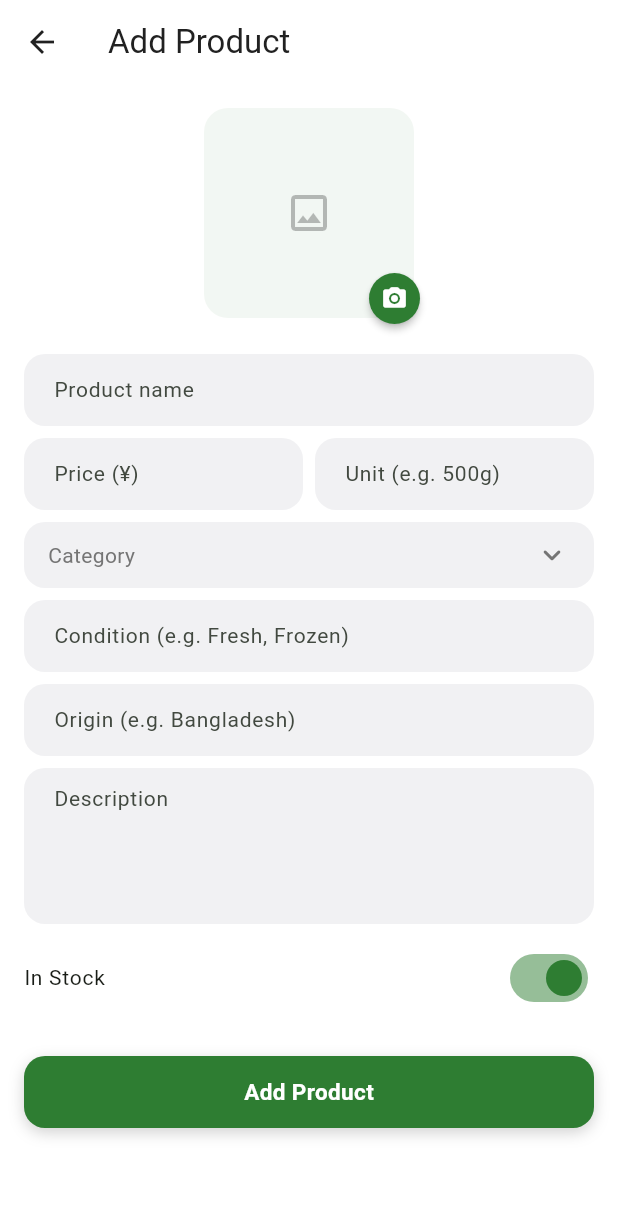
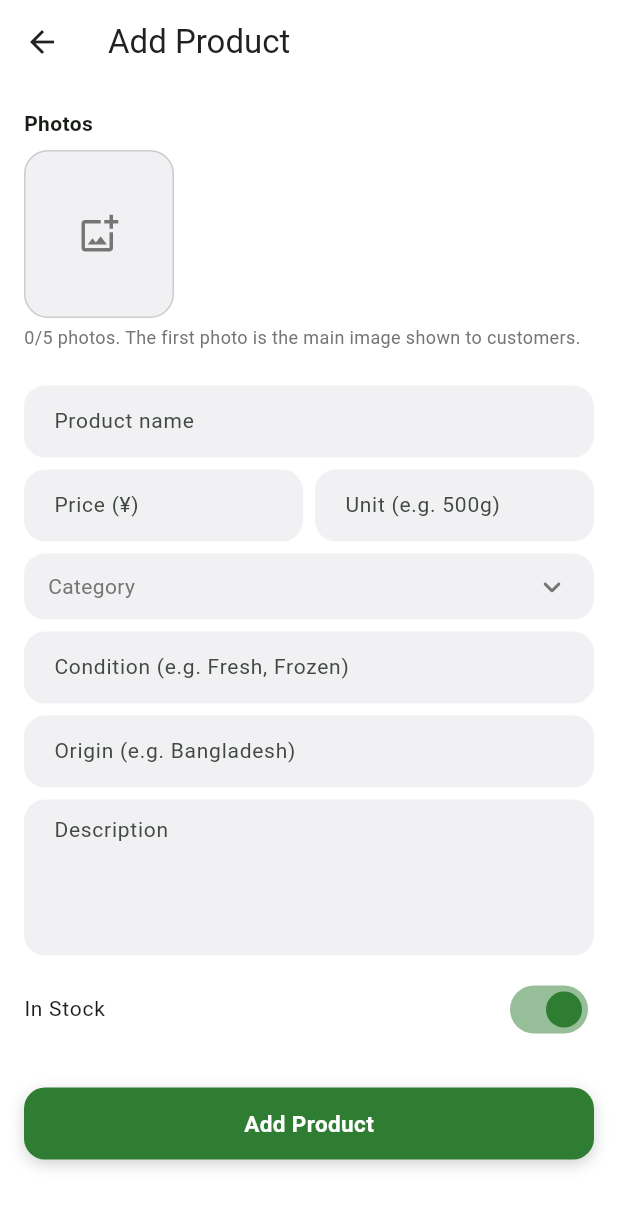
Before and after one commit to sazzad1620/everyday-wholesale, a Flutter app: the _ProductFormView screen opened directly, on a phone screen of 412 x 824 dp. Shown: the top 1208 px of the screen. Run offline on Flutter 3.47's test engine with Material 3 defaults, Android fonts, the phone set to English and light mode, and no system bars; our stand-ins replace cloud_firestore, cloud_functions, easy_localization, equatable, firebase_auth, firebase_core and 9 more; missing offline and left inert: flutter_stripe; accounts and stored records are empty.

Commit message:
feat: multiple image for each product

```diff
--- a/assets/translations/en.json
+++ b/assets/translations/en.json
@@ -252,6 +252,9 @@
     "categories_empty_message": "Tap \"Add Category\" to create the first one.",
     "add_product": "Add Product",
     "edit_product": "Edit Product",
+    "product_photos_label": "Photos",
+    "product_photos_hint": "{count}/{max} photos. The first photo is the main image shown to customers.",
+    "product_photo_main_badge": "Main",
     "product_name_hint": "Product name",
     "error_product_name_required": "Please enter a product name.",
     "product_price_hint": "Price (¥)",
--- a/lib/features/admin/presentation/pages/categories/admin_category_form_page.dart
+++ b/lib/features/admin/presentation/pages/categories/admin_category_form_page.dart
@@ -18,7 +18,7 @@ import '../../../../product/domain/usecases/upload_product_image_usecase.dart';
 import '../../bloc/categories/category_form_bloc.dart';
 import '../../bloc/categories/category_form_event.dart';
 import '../../bloc/categories/category_form_state.dart';
-import '../../widgets/product_image_picker.dart';
+import '../../widgets/single_image_picker.dart';
 
 /// Add/edit form for a single category — pushed full-screen (root
 /// navigator) rather than a dialog, since the variable-length subcategory
@@ -183,7 +183,7 @@ class _CategoryFormViewState extends State<_CategoryFormView> {
             child: ListView(
               padding: const EdgeInsets.all(AppSpacing.md),
               children: [
-                ProductImagePicker(
+                SingleImagePicker(
                   imageUrl: _imageUrl,
                   isUploading: _isUploadingImage,
                   onTap: () => _pickAndUpload(
@@ -217,7 +217,7 @@ class _CategoryFormViewState extends State<_CategoryFormView> {
                     child: Row(
                       crossAxisAlignment: CrossAxisAlignment.center,
                       children: [
-                        ProductImagePicker(
+                        SingleImagePicker(
                           size: 56,
                           imageUrl: _subcategories[i].imageUrl,
                           isUploading: _subcategories[i].isUploading,
--- a/lib/features/admin/presentation/widgets/product_image_picker.dart
+++ b/lib/features/admin/presentation/widgets/product_image_picker.dart
@@ -1,58 +1,117 @@
+import 'package:easy_localization/easy_localization.dart';
 import 'package:flutter/material.dart';
 
-import '../../../../../shared/theme/app_colors.dart';
-import '../../../../../shared/widgets/product_image.dart';
+import '../../../../shared/theme/app_colors.dart';
+import '../../../../shared/theme/app_spacing.dart';
+import '../../../../shared/theme/app_text_styles.dart';
+import '../../../../shared/widgets/product_image.dart';
+import '../../../product/domain/entities/product_entity.dart';
 
-/// Preview + camera-badge affordance for the product form's photo field.
+/// Row of photo thumbnails + an add tile for the product form's photo field.
 /// Purely presentational — picking/uploading is driven by the form page
 /// (mirrors how it already owns category/subcategory local state), so this
-/// just renders whatever [imageUrl]/[isUploading] it's handed and reports
-/// taps back via [onTap].
+/// just renders whatever [images]/[isUploading] it's handed and reports an
+/// add tap via [onAdd] and a per-thumbnail removal via [onRemove]. The first
+/// image is the product's primary photo — shown everywhere else in the app
+/// (cards, search, order history) — so it's flagged "Main" here.
 class ProductImagePicker extends StatelessWidget {
   const ProductImagePicker({
     super.key,
-    required this.imageUrl,
+    required this.images,
     required this.isUploading,
-    required this.onTap,
-    this.size = 140,
+    required this.onAdd,
+    required this.onRemove,
+    this.size = 100,
   });
 
-  final String? imageUrl;
+  final List<String> images;
   final bool isUploading;
-  final VoidCallback onTap;
+  final VoidCallback onAdd;
+  final ValueChanged<int> onRemove;
   final double size;
 
   @override
   Widget build(BuildContext context) {
-    return Center(
+    final canAddMore = images.length < ProductEntity.maxImages;
+
+    return Column(
+      crossAxisAlignment: CrossAxisAlignment.start,
+      children: [
+        Text('admin.product_photos_label'.tr(), style: AppTextStyles.body.copyWith(fontWeight: FontWeight.w600)),
+        const SizedBox(height: AppSpacing.sm),
+        SizedBox(
+          height: size + 12,
+          child: ListView(
+            scrollDirection: Axis.horizontal,
+            children: [
+              for (var i = 0; i < images.length; i++)
+                Padding(
+                  padding: const EdgeInsets.only(right: AppSpacing.sm),
+                  child: _ImageSlot(url: images[i], size: size, isMain: i == 0, onRemove: () => onRemove(i)),
+                ),
+              if (canAddMore) _AddSlot(size: size, isUploading: isUploading, onTap: isUploading ? null : onAdd),
+            ],
+          ),
+        ),
+        const SizedBox(height: 4),
+        Text(
+          'admin.product_photos_hint'.tr(
+            namedArgs: {'count': '${images.length}', 'max': '${ProductEntity.maxImages}'},
+          ),
+          style: AppTextStyles.caption.copyWith(color: AppColors.textSecondary),
+        ),
+      ],
+    );
+  }
+}
+
+class _ImageSlot extends StatelessWidget {
+  const _ImageSlot({required this.url, required this.size, required this.isMain, required this.onRemove});
+
+  final String url;
+  final double size;
+  final bool isMain;
+  final VoidCallback onRemove;
+
+  @override
+  Widget build(BuildContext context) {
+    return SizedBox(
+      width: size,
+      height: size,
       child: Stack(
         clipBehavior: Clip.none,
         children: [
-          Container(
-            width: size,
-            height: size,
-            decoration: BoxDecoration(borderRadius: BorderRadius.circular(16)),
-            clipBehavior: Clip.antiAlias,
-            child: isUploading
-                ? const ColoredBox(
-                    color: AppColors.inputFill,
-                    child: Center(child: CircularProgressIndicator()),
-                  )
-                : ProductImage(imageUrl: imageUrl),
+          Positioned.fill(
+            child: ClipRRect(borderRadius: BorderRadius.circular(16), child: ProductImage(imageUrl: url)),
           ),
+          if (isMain)
+            Positioned(
+              left: 6,
+              bottom: 6,
+              child: Container(
+                padding: const EdgeInsets.symmetric(horizontal: 6, vertical: 2),
+                decoration: BoxDecoration(
+                  color: AppColors.primary,
+                  borderRadius: BorderRadius.circular(6),
+                ),
+                child: Text(
+                  'admin.product_photo_main_badge'.tr(),
+                  style: AppTextStyles.caption.copyWith(color: Colors.white, fontSize: 10, fontWeight: FontWeight.w600),
+                ),
+              ),
+            ),
           Positioned(
             right: -4,
-            bottom: -4,
+            top: -4,
             child: Material(
-              color: AppColors.primary,
+              color: Colors.black.withValues(alpha: 0.6),
               shape: const CircleBorder(),
-              elevation: 2,
               child: InkWell(
                 customBorder: const CircleBorder(),
-                onTap: isUploading ? null : onTap,
+                onTap: onRemove,
                 child: const Padding(
-                  padding: EdgeInsets.all(8),
-                  child: Icon(Icons.camera_alt_rounded, color: Colors.white, size: 18),
+                  padding: EdgeInsets.all(4),
+                  child: Icon(Icons.close_rounded, color: Colors.white, size: 14),
                 ),
               ),
             ),
@@ -62,3 +121,34 @@ class ProductImagePicker extends StatelessWidget {
     );
   }
 }
+
+class _AddSlot extends StatelessWidget {
+  const _AddSlot({required this.size, required this.isUploading, required this.onTap});
+
+  final double size;
+  final bool isUploading;
+  final VoidCallback? onTap;
+
+  @override
+  Widget build(BuildContext context) {
+    return Material(
+      color: AppColors.inputFill,
+      borderRadius: BorderRadius.circular(16),
+      child: InkWell(
+        borderRadius: BorderRadius.circular(16),
+        onTap: onTap,
+        child: Container(
+          width: size,
+          height: size,
+          decoration: BoxDecoration(
+            borderRadius: BorderRadius.circular(16),
+            border: Border.all(color: AppColors.textSecondary.withValues(alpha: 0.3)),
+          ),
+          child: isUploading
+              ? const Center(child: CircularProgressIndicator())
+              : Icon(Icons.add_photo_alternate_outlined, color: AppColors.textSecondary, size: 28),
+        ),
+      ),
+    );
+  }
+}
--- a/lib/features/product/data/repositories/admin_product_repository_impl.dart
+++ b/lib/features/product/data/repositories/admin_product_repository_impl.dart
@@ -74,7 +74,7 @@ class AdminProductRepositoryImpl implements AdminProductRepository {
     condition: product.condition,
     origin: product.origin,
     subcategoryId: product.subcategoryId,
-    imageUrl: product.imageUrl,
+    images: product.images,
     inStock: product.inStock,
     ratingSum: product.ratingSum,
     reviewCount: product.reviewCount,
--- a/lib/features/product/domain/entities/product_entity.dart
+++ b/lib/features/product/domain/entities/product_entity.dart
@@ -12,11 +12,15 @@ class ProductEntity extends Equatable {
     required this.condition,
     required this.origin,
     this.subcategoryId,
-    this.imageUrl,
+    this.images = const [],
     this.inStock = true,
     this.ratingSum = 0,
     this.reviewCount = 0,
   });
+
+  /// Admin upload cap — kept here so the form and its picker widget share a
+  /// single source of truth instead of each hardcoding "5".
+  static const int maxImages = 5;
 
   final String id;
   final String name;
@@ -41,9 +45,14 @@ class ProductEntity extends Equatable {
   /// not yet assigned to one of their category's subcategories.
   final String? subcategoryId;
 
-  /// Set by the admin when they upload a product photo. Null until then —
-  /// presentation falls back to a generic placeholder.
-  final String? imageUrl;
+  /// Photos uploaded by the admin, in display order (up to [maxImages]).
+  /// Empty until the admin uploads at least one — presentation falls back
+  /// to a generic placeholder.
+  final List<String> images;
+
+  /// The primary photo — the first of [images] — for call sites that only
+  /// ever show one image (product cards, search results, order snapshots).
+  String? get imageUrl => images.isEmpty ? null : images.first;
 
   final bool inStock;
 
@@ -74,7 +83,7 @@ class ProductEntity extends Equatable {
     condition,
     origin,
     subcategoryId,
-    imageUrl,
+    images,
     inStock,
     ratingSum,
     reviewCount,
--- a/lib/features/product/presentation/widgets/product_detail_content.dart
+++ b/lib/features/product/presentation/widgets/product_detail_content.dart
@@ -9,7 +9,6 @@ import '../../../../shared/theme/app_spacing.dart';
 import '../../../../shared/theme/app_text_styles.dart';
 import '../../../../shared/utils/toast.dart';
 import '../../../../shared/widgets/buttons/primary_button.dart';
-import '../../../../shared/widgets/product_image.dart';
 import '../../../../shared/widgets/quantity_stepper.dart';
 import '../../../../shared/widgets/star_rating.dart';
 import '../../../../shared/widgets/dialogs/sign_in_dialog.dart';
@@ -22,6 +21,7 @@ import '../../../wishlist/presentation/bloc/wishlist_event.dart';
 import '../../../wishlist/presentation/bloc/wishlist_state.dart';
 import '../../domain/entities/product_entity.dart';
 import 'product_detail_tabs.dart';
+import 'product_image_gallery.dart';
 import 'product_highlight_boxes.dart';
 import 'product_info_row.dart';
 
@@ -73,13 +73,7 @@ class _ProductDetailContentState extends State<ProductDetailContent> {
   Widget build(BuildContext context) {
     final product = widget.product;
 
-    final image = ClipRRect(
-      borderRadius: BorderRadius.circular(16),
-      child: AspectRatio(
-        aspectRatio: 1,
-        child: ProductImage(imageUrl: product.imageUrl),
-      ),
-    );
+    final image = ProductImageGallery(images: product.images);
 
     final infoBlock = _ProductInfoBlock(
       product: product,
```
Also changed, not shown: lib/features/admin/presentation/pages/products/admin_product_form_page.dart (+23 -12 lines), lib/features/admin/presentation/widgets/single_image_picker.dart (added, +65 -0 lines), lib/features/product/data/models/product_model.dart (+13 -3 lines), lib/features/product/presentation/widgets/product_image_gallery.dart (added, +80 -0 lines).
